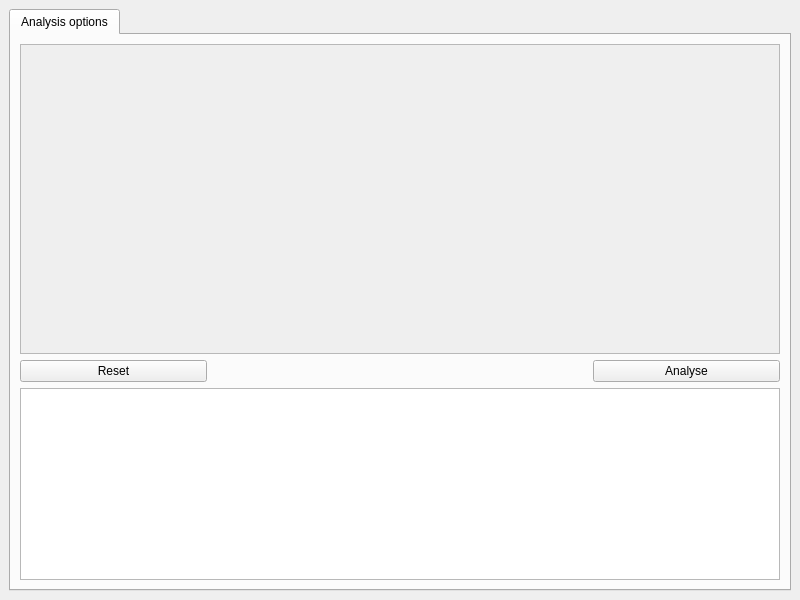
Above: DegenPrimerUI.ui from 1383385/DegenPrimerGUI before the change. Below: the same form after it.
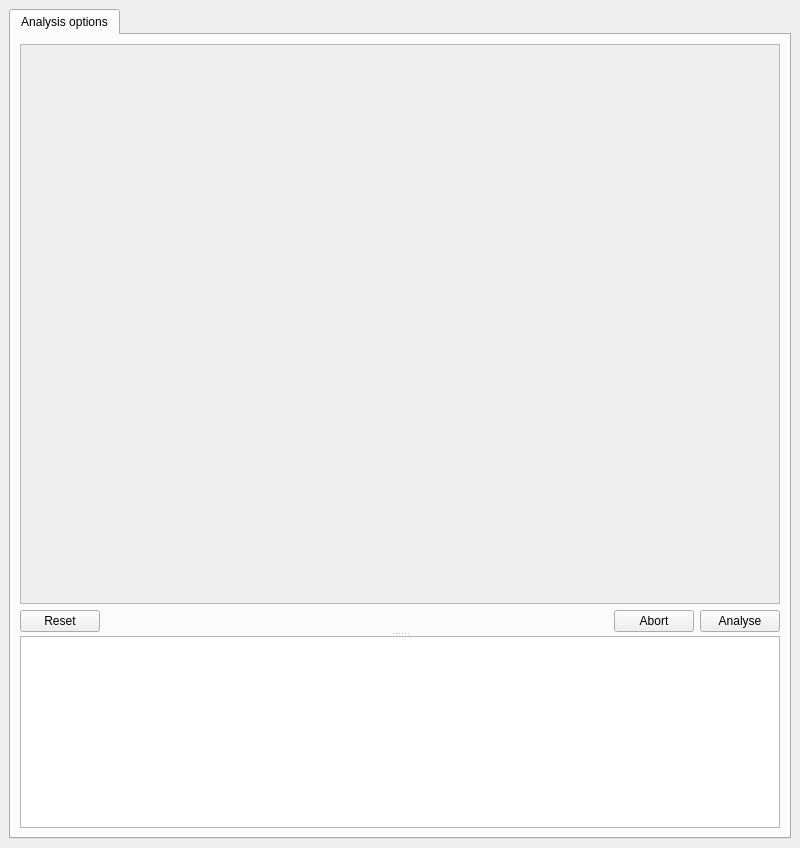
That is the form after the change. Icons and pictures are not drawn.

Commit message: degen_primer_gui: config_file command line option added. DegenPrimerGUI: change in architecture of DegenPrimerPipelineThread due to the change to multiprocessing in DegenPrimerPipeline. DegenPrimerUI.ui: UI improvements -- terminal output and configuration block are now divided by splitter.

```diff
--- a/DegenPrimerUI.ui
+++ b/DegenPrimerUI.ui
@@ -7,7 +7,7 @@
     <x>0</x>
     <y>0</y>
     <width>800</width>
-    <height>600</height>
+    <height>848</height>
    </rect>
   </property>
   <property name="windowTitle">
@@ -19,55 +19,41 @@
   </property>
   <widget class="QWidget" name="centralwidget">
    <layout class="QGridLayout" name="gridLayout">
-    <item row="0" column="0">
+    <item row="0" column="1">
      <widget class="QTabWidget" name="mainTabs">
       <property name="currentIndex">
        <number>0</number>
       </property>
       <widget class="QWidget" name="configTabWidget">
+       <property name="sizePolicy">
+        <sizepolicy hsizetype="Expanding" vsizetype="Expanding">
+         <horstretch>0</horstretch>
+         <verstretch>0</verstretch>
+        </sizepolicy>
+       </property>
        <attribute name="title">
         <string>Analysis options</string>
        </attribute>
-       <layout class="QGridLayout" name="configTab">
-        <item row="2" column="0" colspan="4">
-         <widget class="QPlainTextEdit" name="terminalOutput">
-          <property name="font">
-           <font>
-            <family>Monospace</family>
-           </font>
+       <layout class="QGridLayout" name="gridLayout_3">
+        <item row="0" column="0">
+         <widget class="QSplitter" name="terminalSplitter">
+          <property name="sizePolicy">
+           <sizepolicy hsizetype="Expanding" vsizetype="Preferred">
+            <horstretch>0</horstretch>
+            <verstretch>0</verstretch>
+           </sizepolicy>
           </property>
-          <property name="toolTip">
-           <string>&lt;html&gt;&lt;head/&gt;&lt;body&gt;&lt;p&gt;Terminal output&lt;/p&gt;&lt;/body&gt;&lt;/html&gt;</string>
+          <property name="orientation">
+           <enum>Qt::Vertical</enum>
           </property>
-          <property name="readOnly">
-           <bool>true</bool>
-          </property>
-         </widget>
-        </item>
-        <item row="0" column="0" colspan="4">
-         <widget class="QScrollArea" name="configScrollArea">
+          <widget class="QWidget" name="configWidget" native="true">
           <property name="sizePolicy">
            <sizepolicy hsizetype="Expanding" vsizetype="Expanding">
             <horstretch>0</horstretch>
             <verstretch>1</verstretch>
            </sizepolicy>
           </property>
-          <property name="widgetResizable">
-           <bool>true</bool>
-          </property>
-          <widget class="QWidget" name="configFormWidget">
-           <property name="geometry">
-            <rect>
-             <x>0</x>
-             <y>0</y>
-             <width>758</width>
-             <height>298</height>
-            </rect>
-           </property>
-           <layout class="QGridLayout" name="configForm"/>
-          </widget>
-         </widget>
-        </item>
+           <layout class="QGridLayout" name="gridLayout_2">
         <item row="1" column="3">
          <widget class="QPushButton" name="analyseButton">
           <property name="toolTip">
@@ -78,25 +64,84 @@
           </property>
          </widget>
         </item>
-        <item row="1" column="0">
-         <widget class="QPushButton" name="resetButton">
-          <property name="text">
-           <string>Reset</string>
-          </property>
-         </widget>
-        </item>
-        <item row="1" column="1" colspan="2">
+            <item row="1" column="1">
          <spacer name="horizontalSpacer">
           <property name="orientation">
            <enum>Qt::Horizontal</enum>
           </property>
           <property name="sizeHint" stdset="0">
            <size>
-            <width>40</width>
-            <height>20</height>
+                <width>37</width>
+                <height>17</height>
            </size>
           </property>
          </spacer>
+            </item>
+            <item row="1" column="0">
+             <widget class="QPushButton" name="resetButton">
+              <property name="text">
+               <string>Reset</string>
+              </property>
+             </widget>
+            </item>
+            <item row="0" column="0" colspan="4">
+             <widget class="QScrollArea" name="configScrollArea">
+              <property name="sizePolicy">
+               <sizepolicy hsizetype="Expanding" vsizetype="Expanding">
+                <horstretch>0</horstretch>
+                <verstretch>0</verstretch>
+               </sizepolicy>
+              </property>
+              <property name="widgetResizable">
+               <bool>true</bool>
+              </property>
+              <widget class="QWidget" name="configFormWidget">
+               <property name="geometry">
+                <rect>
+                 <x>0</x>
+                 <y>0</y>
+                 <width>740</width>
+                 <height>528</height>
+                </rect>
+               </property>
+               <layout class="QGridLayout" name="configForm"/>
+              </widget>
+             </widget>
+            </item>
+            <item row="1" column="2">
+             <widget class="QPushButton" name="abortButton">
+              <property name="text">
+               <string>Abort</string>
+              </property>
+             </widget>
+            </item>
+           </layout>
+           <zorder>analyseButton</zorder>
+           <zorder>horizontalSpacer</zorder>
+           <zorder>resetButton</zorder>
+           <zorder>configScrollArea</zorder>
+           <zorder>abortButton</zorder>
+          </widget>
+          <widget class="QPlainTextEdit" name="terminalOutput">
+           <property name="sizePolicy">
+            <sizepolicy hsizetype="Expanding" vsizetype="Expanding">
+             <horstretch>0</horstretch>
+             <verstretch>0</verstretch>
+            </sizepolicy>
+           </property>
+           <property name="font">
+            <font>
+             <family>Monospace</family>
+            </font>
+           </property>
+           <property name="toolTip">
+            <string>&lt;html&gt;&lt;head/&gt;&lt;body&gt;&lt;p&gt;Terminal output&lt;/p&gt;&lt;/body&gt;&lt;/html&gt;</string>
+           </property>
+           <property name="readOnly">
+            <bool>true</bool>
+           </property>
+          </widget>
+         </widget>
         </item>
        </layout>
       </widget>
```
Lines whose indentation alone changed are shown as unchanged. The commit also changes 2 other files.
